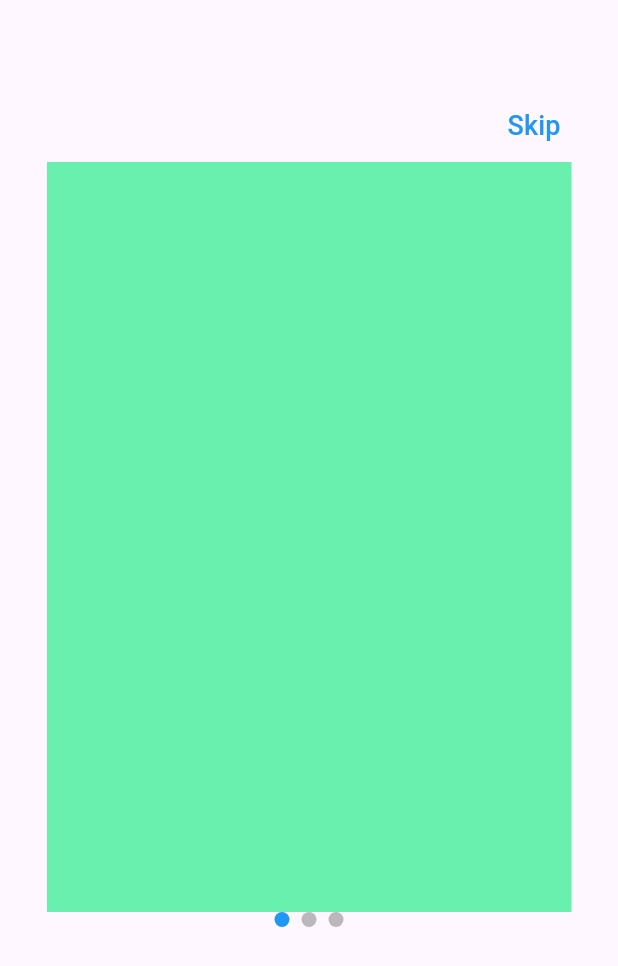
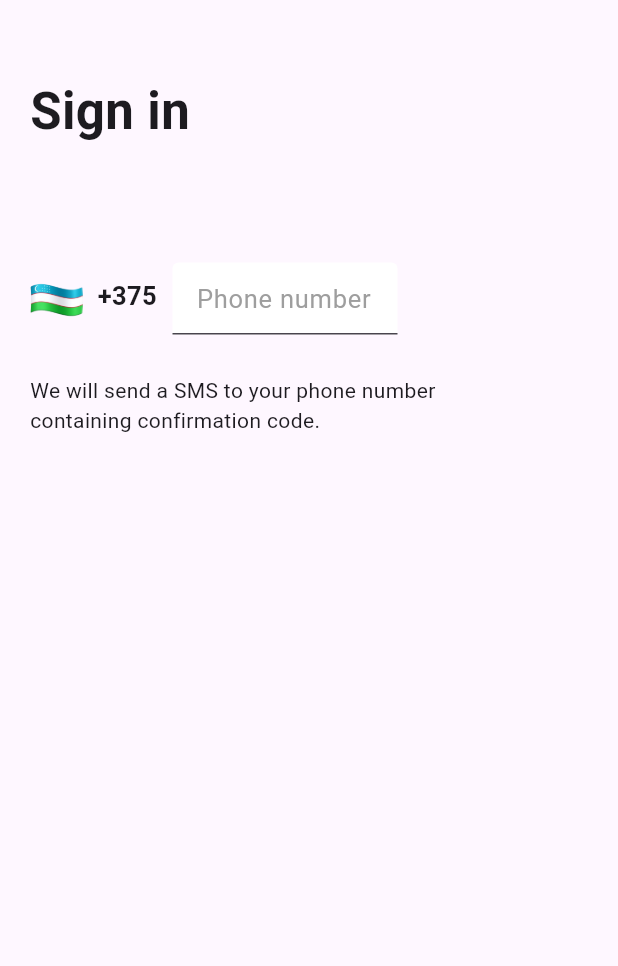
Before and after one commit to JurabekTilavkulov/dot_indicator, a Flutter app: the Page2 screen opened directly, after a tap on "Skip", on a phone screen of 412 x 824 dp. Shown: the top 966 px of the screen. Run offline on Flutter 3.47's test engine with Material 2 defaults, Android fonts, the phone set to English and light mode, and no system bars; drawn by our look-alikes of smooth_page_indicator; missing offline and left inert: svg_flutter.

Commit message:
Ish nihoyasiga yetdi

```diff
--- a/lib/model.dart
+++ /dev/null
@@ -1,8 +0,0 @@
-class ModelClass {
-  String _orqaFon;
-  String _odam;
-  String _kattaYozuv;
-  String _kichikYozuv;
-
-  ModelClass(this._orqaFon, this._odam, this._kattaYozuv, this._kichikYozuv);
-}
--- a/lib/pages/page2.dart
+++ b/lib/pages/page2.dart
@@ -1,7 +1,8 @@
-import 'package:dot_indicator/model.dart';
-import 'package:dots_indicator/dots_indicator.dart';
+
+import 'package:dot_indicator/pages/page3.dart';
 import 'package:flutter/material.dart';
 import 'package:smooth_page_indicator/smooth_page_indicator.dart';
+import 'package:svg_flutter/svg.dart';
 
 class Page2 extends StatefulWidget {
   const Page2({Key? key}) : super(key: key);
@@ -12,7 +13,7 @@ class Page2 extends StatefulWidget {
 
 class _Page2State extends State<Page2> {
 
-  List<ModelClass> list=[];
+
   int currentPosition=0;
   PageController pageController=PageController();
 
@@ -22,10 +23,6 @@ class _Page2State extends State<Page2> {
 
 
 
-    list.add(ModelClass("assets/svg/orqafon.svg", "assets/svg/odam1.svg", "Route building", "Drag the mark to a specific point in the map or enter tour street to build route."));
-    list.add(ModelClass("assets/svg/orqafon.svg", "assets/svg/odam2.svg", "Trip confirmation", "After building route you will be suggested a car, price and arrifal time."));
-    list.add(ModelClass("assets/svg/orqafon.svg", "assets/svg/odam3.svg", "Waiting for a taxi", "Wait for a taxi at the point you have marked. A car will be there in a few minutes."));
-
 
     return Scaffold(
       body: Column(
@@ -34,7 +31,9 @@ class _Page2State extends State<Page2> {
             padding: EdgeInsets.only(top: 60,left: 300),
             child: TextButton(
               onPressed: (){
-
+                setState(() {
+                  Navigator.push(context, MaterialPageRoute(builder: (context)=>Page3()));
+                });
               },
               child: Text("Skip",style: TextStyle(color: Colors.blue,fontSize: 18),),
             ),
@@ -43,30 +42,103 @@ class _Page2State extends State<Page2> {
             height: 500,
             width: 350,
             child:  PageView(
+
               controller: pageController,
+
               onPageChanged: (num){
                 setState(() {
                   currentPosition=num;
                 });
-              Container(
-
-              );
-
-
               },
               children: [
                 Container(
-                  color: Colors.greenAccent,
+                  child: Column(
+                    mainAxisAlignment: MainAxisAlignment.spaceAround,
+                    children: [
+                      Container(
+                        height: 310,
+                        child: Stack(
+                          children: [
+                            Positioned(child: SvgPicture.asset("assets/svg/orqafon.svg")),
+                            Positioned(
+                                top: 20,
+                                left: 120,
+                                child: SvgPicture.asset("assets/svg/odam1.svg")),
+                          ],
+                        )
+                      ),
+                      Container(
+                        padding: EdgeInsets.only(top: 80),
+                        child: Text("Route building",style: TextStyle(fontWeight: FontWeight.bold,fontSize: 28,fontStyle: FontStyle.normal),)
+                      ),
+                      Container(
+                        width: 343,
+                        padding: EdgeInsets.only(top: 10),
+                        child:Text("Drag the mark to a specific point in the map or enter tour street to build route.",style: TextStyle(color: Colors.grey,fontSize: 17),)
+                      )
+
+                      ],
+                  ),
+
 
                 ),
                 Container(
-                  color: Colors.blue,
+                  child: Column(
+                    children: [
+                      Container(height: 310,child: Stack(
+                        children: [
+                          Positioned(child: SvgPicture.asset("assets/svg/orqafon.svg")),
+                          Positioned(
+                              top: 20,
+                              left: 120,
+                              child: SvgPicture.asset("assets/svg/odam2.svg")),
+                        ],
+                      )),
+                      Container(
+                        padding: EdgeInsets.only(top: 80),
+                        child: Text("Trip confirmation",style: TextStyle(fontWeight: FontWeight.bold,fontSize: 28,fontStyle: FontStyle.normal),)
+                      ),
+                      Container(
+                        width: 343,
+                        padding: EdgeInsets.only(top: 10),
+                        child:Text("After building route you will be suggested a car, price and arrifal time.",style: TextStyle(color: Colors.grey,fontSize: 17),)
+                      )
+
+                      ],
+                  ),
+
 
                 ),
                 Container(
-                  color: Colors.yellow,
+                  child: Column(
+                    children: [
+                      Container(height: 310,
+                          child: Stack(
+                           children: [
+                            Positioned(child: SvgPicture.asset("assets/svg/orqafon.svg")),
+                            Positioned(
+                              top: 20,
+                              left: 20,
+                              child: SvgPicture.asset("assets/svg/odam3.svg")),
+                        ],
+                      )),
+
+                      Container(
+                        padding: EdgeInsets.only(top: 80),
+                        child: Text("Waiting for a taxi",style: TextStyle(fontWeight: FontWeight.bold,fontSize: 28,fontStyle: FontStyle.normal),)
+                      ),
+                      Container(
+                        width: 343,
+                        padding: EdgeInsets.only(top: 10),
+                        child:Text("Wait for a taxi at the point you have marked. A car will be there in a few minutes.",style: TextStyle(color: Colors.grey,fontSize: 17),)
+                      )
+
+                      ],
+                  ),
+
 
                 ),
+
 
               ],
             ),
@@ -93,10 +165,12 @@ class _Page2State extends State<Page2> {
             child: currentPosition==2 ? Container(child:GestureDetector(
 
              onTap: (){
-
+               setState(() {
+                 Navigator.push(context, MaterialPageRoute(builder: (context)=>Page3()));
+               });
              },
               child: Container(
-                width: 200,
+                width: 300,
                 height: 40,
 
                 child: Center(
--- /dev/null
+++ b/lib/pages/page3.dart
@@ -0,0 +1,68 @@
+import 'package:flutter/material.dart';
+
+class Page3 extends StatefulWidget {
+  const Page3({Key? key}) : super(key: key);
+
+  @override
+  State<Page3> createState() => _Page3State();
+}
+
+class _Page3State extends State<Page3> {
+  @override
+  Widget build(BuildContext context) {
+    return Scaffold(
+      body: Column(
+       crossAxisAlignment: CrossAxisAlignment.start,
+        mainAxisAlignment: MainAxisAlignment.start,
+        children: [
+          Container(
+            height: 150,
+            width: 200,
+            padding: EdgeInsets.only(top: 50,left: 20),
+            child: Text("Sign in",style: TextStyle(fontSize: 34,fontWeight: FontWeight.bold),),
+          ),
+          Container(
+            padding: EdgeInsets.only(top: 20,left: 20),
+            width: 350,
+            height: 80,
+
+            child: Row(
+              mainAxisAlignment: MainAxisAlignment.start,
+              crossAxisAlignment: CrossAxisAlignment.center,
+              children: [
+                Container(
+                  width: 35, height:35,
+                    child: Image.asset("assets/png/bayroq.png",width: 20)),
+                Container(
+                  padding: EdgeInsets.only(left: 10,top: 10),
+                    width: 60, height: 50,child: Text("+375",style: TextStyle(fontSize: 17,fontWeight: FontWeight.bold),)),
+                Container(
+                  width: 150,
+
+                    height: 50,
+                    child: TextField(
+                      keyboardType: TextInputType.phone,
+                      decoration: InputDecoration(
+                        hintText: "Phone number",
+                        hintStyle: TextStyle(fontSize: 17,color: Colors.grey),
+                        filled: true,
+                        fillColor: Colors.white,
+
+                ),))
+
+              ],
+            )
+          ),
+          Container(
+            width: 340,
+            padding: EdgeInsets.only(left: 20,top: 20),
+            height: 100,
+            child: Text("We will send a SMS to your phone number containing confirmation code."),
+          )
+
+        ],
+      ),
+
+    );
+  }
+}
```
Also changed, not shown: assets/png/bayroq.png (added).
